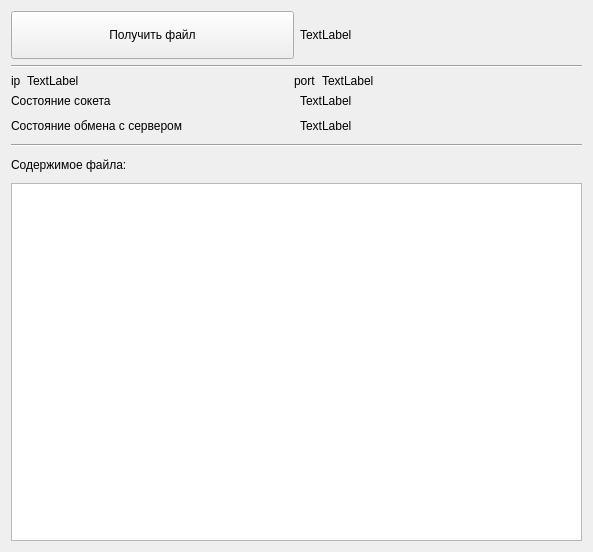
Above: Workshop 4TCPSocket/clientform.ui from AAALLLEEEXXX/QTLessons before the change. Below: the same form after it.
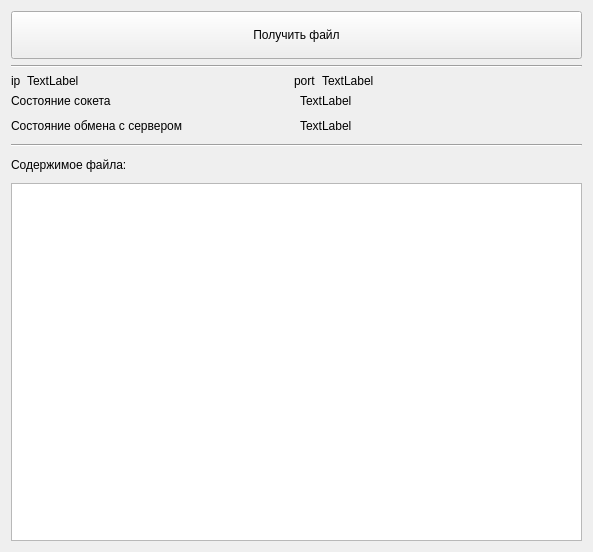
That is the form after the change.

```diff
--- a/Workshop 4TCPSocket/clientform.ui
+++ b/Workshop 4TCPSocket/clientform.ui
@@ -15,7 +15,7 @@
   </property>
   <layout class="QVBoxLayout" name="verticalLayout" stretch="2,1,0,1,1,1,1,15">
    <item>
-    <layout class="QHBoxLayout" name="horizontalLayout" stretch="1,1">
+    <layout class="QHBoxLayout" name="horizontalLayout" stretch="1">
      <item>
       <widget class="QToolButton" name="btnReceiveFile">
        <property name="sizePolicy">
@@ -29,19 +29,6 @@
        </property>
       </widget>
      </item>
-     <item>
-      <widget class="QLabel" name="lblFileName">
-       <property name="sizePolicy">
-        <sizepolicy hsizetype="Preferred" vsizetype="Preferred">
-         <horstretch>0</horstretch>
-         <verstretch>0</verstretch>
-        </sizepolicy>
-       </property>
-       <property name="text">
-        <string>TextLabel</string>
-       </property>
-      </widget>
-     </item>
     </layout>
    </item>
    <item>
```
